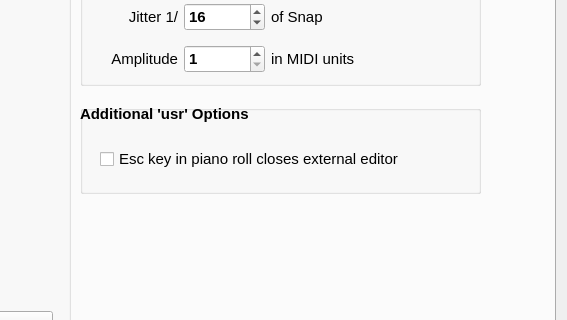
Old version of the form seq_qt5/forms/qseditoptions.ui in the repository ahlstromcj/seq66; both pictures show x 183 to 750 and y 148 to 468 of the 750 by 670 pixel window.
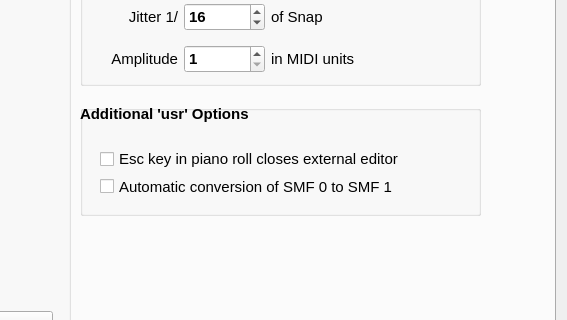
New version of the form. The open tabs and pages were chosen to show the change.

What changed in the file:
```diff
--- a/seq_qt5/forms/qseditoptions.ui
+++ b/seq_qt5/forms/qseditoptions.ui
@@ -3512,7 +3512,7 @@
          <x>250</x>
          <y>180</y>
          <width>401</width>
-         <height>89</height>
+         <height>111</height>
         </rect>
        </property>
        <property name="title">
@@ -3556,6 +3556,28 @@
          <string>Additional 'usr' Options</string>
         </property>
        </widget>
+       <widget class="QCheckBox" name="checkBoxSMF0_to_1">
+        <property name="geometry">
+         <rect>
+          <x>20</x>
+          <y>70</y>
+          <width>371</width>
+          <height>23</height>
+         </rect>
+        </property>
+        <property name="font">
+         <font>
+          <pointsize>11</pointsize>
+          <bold>false</bold>
+         </font>
+        </property>
+        <property name="toolTip">
+         <string>If set, split an SMF 0 file into multiple tracks</string>
+        </property>
+        <property name="text">
+         <string>Automatic conversion of SMF 0 to SMF 1</string>
+        </property>
+       </widget>
       </widget>
       <widget class="QLabel" name="label_21">
        <property name="geometry">
```
Left out of the diff: 5 changed lines with no effect on the pictures.
